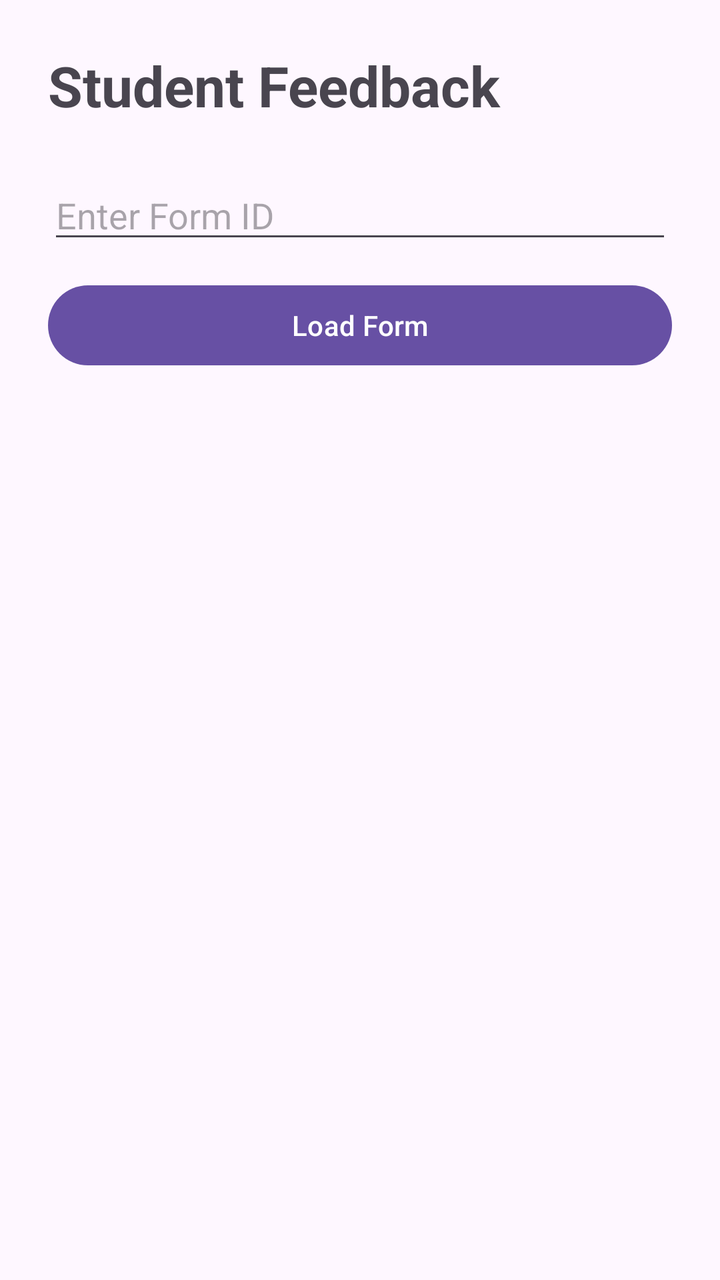
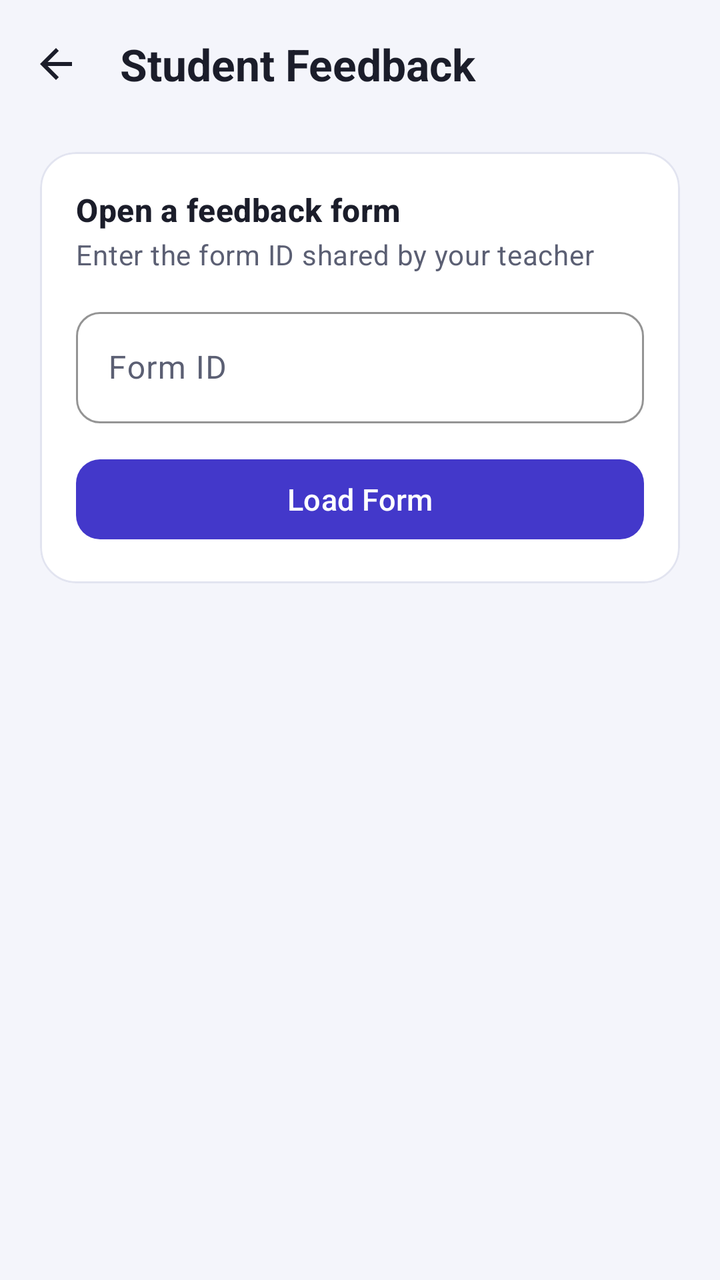

Before-and-after screenshots of an Android layout around one commit, followed by the original layout XML and the change that was made.
<!-- AndroidManifest.xml: application theme Theme.FeedbackManagement -->
<!-- res/layout/activity_student_feedback.xml -->
<?xml version="1.0" encoding="utf-8"?>
<ScrollView xmlns:android="http://schemas.android.com/apk/res/android"
    android:layout_width="match_parent"
    android:layout_height="match_parent">

    <LinearLayout
        android:layout_width="match_parent"
        android:layout_height="wrap_content"
        android:orientation="vertical"
        android:padding="24dp">

        <TextView
            android:layout_width="wrap_content"
            android:layout_height="wrap_content"
            android:text="Student Feedback"
            android:textSize="28sp"
            android:textStyle="bold" />

        <EditText
            android:id="@+id/formIdInput"
            android:layout_width="match_parent"
            android:layout_height="wrap_content"
            android:hint="Enter Form ID"
            android:layout_marginTop="24dp" />

        <Button
            android:id="@+id/loadFormButton"
            android:layout_width="match_parent"
            android:layout_height="wrap_content"
            android:text="Load Form"
            android:layout_marginTop="12dp" />

        <ProgressBar
            android:id="@+id/progressBar"
            android:layout_width="wrap_content"
            android:layout_height="wrap_content"
            android:layout_gravity="center"
            android:visibility="gone"
            android:layout_marginTop="16dp" />

        <TextView
            android:id="@+id/statusText"
            android:layout_width="match_parent"
            android:layout_height="wrap_content"
            android:layout_marginTop="12dp" />

        <LinearLayout
            android:id="@+id/formContainer"
            android:layout_width="match_parent"
            android:layout_height="wrap_content"
            android:orientation="vertical"
            android:layout_marginTop="20dp" />

    </LinearLayout>

</ScrollView>
<!-- resources referenced by this layout -->
<resources>
  <style name="Base.Theme.FeedbackManagement" parent="Theme.Material3.DayNight.NoActionBar">
          
          
      </style>
  <!-- unchanged entries left out for length: 1 -->
</resources>

<!-- the commit's change to res/layout/activity_student_feedback.xml (unified diff, before → after) -->
@@ -1,56 +1,110 @@
 <?xml version="1.0" encoding="utf-8"?>
-<ScrollView xmlns:android="http://schemas.android.com/apk/res/android"
+<LinearLayout xmlns:android="http://schemas.android.com/apk/res/android"
+    xmlns:app="http://schemas.android.com/apk/res-auto"
     android:layout_width="match_parent"
-    android:layout_height="match_parent">
+    android:layout_height="match_parent"
+    android:orientation="vertical"
+    android:background="@color/neutral_background">
 
-    <LinearLayout
+    <com.google.android.material.appbar.MaterialToolbar
+        android:id="@+id/toolbar"
         android:layout_width="match_parent"
-        android:layout_height="wrap_content"
-        android:orientation="vertical"
-        android:padding="24dp">
+        android:layout_height="?attr/actionBarSize"
+        app:navigationIcon="@drawable/ic_arrow_back"
+        app:navigationIconTint="@color/text_primary"
+        app:title="Student Feedback"
+        app:titleTextAppearance="@style/TextAppearance.Feedback.ToolbarTitle" />
 
-        <TextView
-            android:layout_width="wrap_content"
-            android:layout_height="wrap_content"
-            android:text="Student Feedback"
-            android:textSize="28sp"
-            android:textStyle="bold" />
-
-        <EditText
-            android:id="@+id/formIdInput"
-            android:layout_width="match_parent"
-            android:layout_height="wrap_content"
-            android:hint="Enter Form ID"
-            android:layout_marginTop="24dp" />
-
-        <Button
-            android:id="@+id/loadFormButton"
-            android:layout_width="match_parent"
-            android:layout_height="wrap_content"
-            android:text="Load Form"
-            android:layout_marginTop="12dp" />
-
-        <ProgressBar
-            android:id="@+id/progressBar"
-            android:layout_width="wrap_content"
-            android:layout_height="wrap_content"
-            android:layout_gravity="center"
-            android:visibility="gone"
-            android:layout_marginTop="16dp" />
-
-        <TextView
-            android:id="@+id/statusText"
-            android:layout_width="match_parent"
-            android:layout_height="wrap_content"
-            android:layout_marginTop="12dp" />
+    <ScrollView
+        android:layout_width="match_parent"
+        android:layout_height="match_parent"
+        android:clipToPadding="false">
 
         <LinearLayout
-            android:id="@+id/formContainer"
             android:layout_width="match_parent"
             android:layout_height="wrap_content"
             android:orientation="vertical"
-            android:layout_marginTop="20dp" />
+            android:paddingHorizontal="20dp"
+            android:paddingBottom="40dp">
 
-    </LinearLayout>
+            <com.google.android.material.card.MaterialCardView
+                android:id="@+id/formIdCard"
+                android:layout_width="match_parent"
+                android:layout_height="wrap_content"
+                android:layout_marginTop="12dp"
+                app:cardCornerRadius="18dp"
+                app:cardElevation="0dp"
+                app:strokeColor="@color/neutral_outline"
+                app:strokeWidth="1dp">
 
-</ScrollView>
+                <LinearLayout
+                    android:layout_width="match_parent"
+                    android:layout_height="wrap_content"
+                    android:orientation="vertical"
+                    android:padding="18dp">
+
+                    <TextView
+                        android:layout_width="match_parent"
+                        android:layout_height="wrap_content"
+                        android:text="Open a feedback form"
+                        android:textAppearance="@style/TextAppearance.Feedback.CardTitle" />
+
+                    <TextView
+                        android:layout_width="match_parent"
+                        android:layout_height="wrap_content"
+                        android:layout_marginTop="2dp"
+                        android:text="Enter the form ID shared by your teacher"
+                        android:textAppearance="@style/TextAppearance.Feedback.Body" />
+
+                    <com.google.android.material.textfield.TextInputLayout
+                        android:layout_width="match_parent"
+                        android:layout_height="wrap_content"
+                        android:layout_marginTop="14dp"
+                        android:hint="Form ID">
+
+                        <com.google.android.material.textfield.TextInputEditText
+                            android:id="@+id/formIdInput"
+                            android:layout_width="match_parent"
+                            android:layout_height="wrap_content" />
+                    </com.google.android.material.textfield.TextInputLayout>
+
+                    <com.google.android.material.button.MaterialButton
+                        android:id="@+id/loadFormButton"
+                        android:layout_width="match_parent"
+                        android:layout_height="48dp"
+                        android:layout_marginTop="14dp"
+                        android:text="Load Form"
+                        android:textAllCaps="false"
+                        app:cornerRadius="12dp" />
+
+                </LinearLayout>
+            </com.google.android.material.card.MaterialCardView>
+
+            <ProgressBar
+                android:id="@+id/progressBar"
+                android:layout_width="wrap_content"
+                android:layout_height="wrap_content"
+                android:layout_gravity="center"
+                android:layout_marginTop="18dp"
+                android:visibility="gone" />
+
+            <TextView
+                android:id="@+id/statusText"
+                android:layout_width="match_parent"
+                android:layout_height="wrap_content"
+                android:layout_marginTop="10dp"
+                android:gravity="center"
+                android:textAppearance="@style/TextAppearance.Feedback.Body" />
+
+            <LinearLayout
+                android:id="@+id/formContainer"
+                android:layout_width="match_parent"
+                android:layout_height="wrap_content"
+                android:orientation="vertical"
+                android:layout_marginTop="8dp" />
+
+        </LinearLayout>
+
+    </ScrollView>
+
+</LinearLayout>
<!-- resource entries referenced after the edit -->
@@ -1,9 +1,98 @@
 <!-- resources referenced by this layout -->
 <resources>
+  <color name="neutral_background">#F4F5FB</color>
+  <color name="neutral_outline">#E2E4F0</color>
+  <color name="text_primary">#1B1D2A</color>
+  <!-- drawable ic_arrow_back (drawable) -->
+  <?xml version="1.0" encoding="utf-8"?>
+  <vector xmlns:android="http://schemas.android.com/apk/res/android"
+      android:width="24dp"
+      android:height="24dp"
+      android:viewportWidth="24"
+      android:viewportHeight="24"
+      android:tint="?attr/colorControlNormal">
+      <path
+          android:fillColor="@android:color/white"
+          android:pathData="M20,11H7.83l5.59,-5.59L12,4l-8,8 8,8 1.41,-1.41L7.83,13H20v-2z"/>
+  </vector>
+  <style name="TextAppearance.Feedback.Body" parent="TextAppearance.Material3.BodyMedium">
+          <item name="android:textColor">@color/text_secondary</item>
+      </style>
+  <style name="TextAppearance.Feedback.CardTitle" parent="TextAppearance.Material3.TitleMedium">
+          <item name="android:textColor">@color/text_primary</item>
+          <item name="android:textStyle">bold</item>
+      </style>
+  <style name="TextAppearance.Feedback.ToolbarTitle" parent="TextAppearance.Material3.TitleLarge">
+          <item name="android:textColor">@color/text_primary</item>
+          <item name="android:textStyle">bold</item>
+      </style>
+  <color name="text_secondary">#5B5F73</color>
   <style name="Base.Theme.FeedbackManagement" parent="Theme.Material3.DayNight.NoActionBar">
-          
-          
+          <item name="colorPrimary">@color/brand_primary</item>
+          <item name="colorOnPrimary">@color/text_on_primary</item>
+          <item name="colorPrimaryContainer">@color/brand_primary_container</item>
+          <item name="colorOnPrimaryContainer">@color/brand_on_primary_container</item>
+  
+          <item name="colorSecondary">@color/brand_accent</item>
+          <item name="colorOnSecondary">@color/text_on_primary</item>
+  
+          <item name="colorError">@color/semantic_error</item>
+  
+          <item name="android:colorBackground">@color/neutral_background</item>
+          <item name="colorSurface">@color/neutral_surface</item>
+          <item name="colorOnSurface">@color/text_primary</item>
+          <item name="colorOnSurfaceVariant">@color/text_secondary</item>
+          <item name="colorOutline">@color/neutral_outline</item>
+          <item name="colorOutlineVariant">@color/neutral_outline</item>
+          <item name="colorSurfaceVariant">@color/neutral_surface_alt</item>
+  
+          <item name="android:statusBarColor">@color/neutral_background</item>
+          <item name="android:windowLightStatusBar">true</item>
+          <item name="android:navigationBarColor">@color/neutral_background</item>
+  
+          <item name="materialCardViewStyle">@style/Widget.Feedback.CardView</item>
+          <item name="materialButtonStyle">@style/Widget.Feedback.Button</item>
+          <item name="toolbarStyle">@style/Widget.Feedback.Toolbar</item>
+          <item name="textInputStyle">@style/Widget.Feedback.TextInputLayout</item>
       </style>
+  <color name="brand_primary">#4338CA</color>
+  <color name="text_on_primary">#FFFFFFFF</color>
+  <color name="brand_primary_container">#E0E4FF</color>
+  <color name="brand_on_primary_container">#1E1B4B</color>
+  <color name="brand_accent">#7C3AED</color>
+  <color name="semantic_error">#B91C1C</color>
+  <color name="neutral_surface">#FFFFFFFF</color>
+  <color name="neutral_surface_alt">#F0F1F8</color>
+  <style name="Widget.Feedback.CardView" parent="Widget.Material3.CardView.Elevated">
+          <item name="cardCornerRadius">@dimen/card_corner_radius</item>
+          <item name="cardElevation">@dimen/card_elevation</item>
+          <item name="strokeColor">@color/neutral_outline</item>
+          <item name="strokeWidth">1dp</item>
+          <item name="cardBackgroundColor">@color/neutral_surface</item>
+      </style>
+  <style name="Widget.Feedback.Button" parent="Widget.Material3.Button">
+          <item name="cornerRadius">12dp</item>
+          <item name="android:minHeight">48dp</item>
+          <item name="android:paddingStart">20dp</item>
+          <item name="android:paddingEnd">20dp</item>
+          <item name="android:textAllCaps">false</item>
+          <item name="android:textSize">15sp</item>
+      </style>
+  <style name="Widget.Feedback.Toolbar" parent="Widget.Material3.Toolbar">
+          <item name="titleTextAppearance">@style/TextAppearance.Feedback.ToolbarTitle</item>
+          <item name="android:background">@color/neutral_background</item>
+          <item name="contentInsetStart">4dp</item>
+      </style>
+  <style name="Widget.Feedback.TextInputLayout" parent="Widget.Material3.TextInputLayout.OutlinedBox">
+          <item name="boxCornerRadiusTopStart">12dp</item>
+          <item name="boxCornerRadiusTopEnd">12dp</item>
+          <item name="boxCornerRadiusBottomStart">12dp</item>
+          <item name="boxCornerRadiusBottomEnd">12dp</item>
+          <item name="boxStrokeColor">@color/brand_primary</item>
+          <item name="hintTextColor">@color/brand_primary</item>
+      </style>
+  <dimen name="card_corner_radius">16dp</dimen>
+  <dimen name="card_elevation">1dp</dimen>
   <!-- unchanged entries left out for length: 1 -->
 </resources>
 
